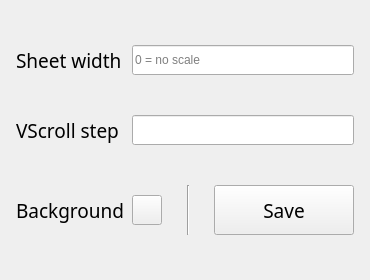
First picture: the form in basesettings.ui, repository Mikael-ai/MangaViewerLite, before the edit.
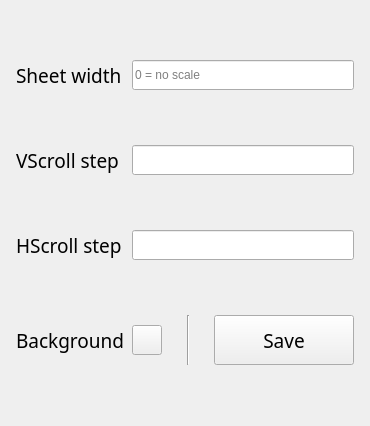
Second picture: the form after the edit.

The edit to the form file:
```diff
--- a/basesettings.ui
+++ b/basesettings.ui
@@ -7,7 +7,7 @@
     <x>0</x>
     <y>0</y>
     <width>366</width>
-    <height>280</height>
+    <height>426</height>
    </rect>
   </property>
   <property name="windowTitle">
@@ -122,6 +122,51 @@
      </item>
     </layout>
    </item>
+   <item>
+    <layout class="QHBoxLayout" name="horizontalLayout_3">
+     <property name="leftMargin">
+      <number>5</number>
+     </property>
+     <property name="rightMargin">
+      <number>5</number>
+     </property>
+     <item>
+      <widget class="QLabel" name="hscrollText">
+       <property name="minimumSize">
+        <size>
+         <width>110</width>
+         <height>0</height>
+        </size>
+       </property>
+       <property name="font">
+        <font>
+         <family>Sitka Text</family>
+         <pointsize>14</pointsize>
+        </font>
+       </property>
+       <property name="text">
+        <string>HScroll step</string>
+       </property>
+      </widget>
+     </item>
+     <item>
+      <widget class="QLineEdit" name="hscrollLineEdit">
+       <property name="sizePolicy">
+        <sizepolicy hsizetype="Expanding" vsizetype="Fixed">
+         <horstretch>0</horstretch>
+         <verstretch>0</verstretch>
+        </sizepolicy>
+       </property>
+       <property name="minimumSize">
+        <size>
+         <width>0</width>
+         <height>30</height>
+        </size>
+       </property>
+      </widget>
+     </item>
+    </layout>
+   </item>
    <item>
     <layout class="QHBoxLayout" name="horizontalLayout_4">
      <property name="leftMargin">
```
